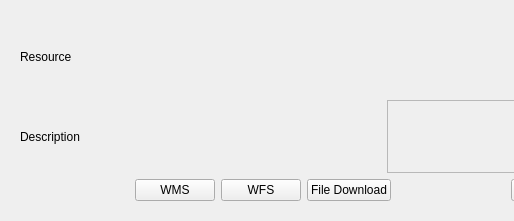
Qt form src/qgis_geonode/ui/search_result_widget.ui (GeoNode/QGISGeoNodePlugin) before a commit; both pictures show x 0 to 514 and y 0 to 221 of the 768 by 221 pixel window.
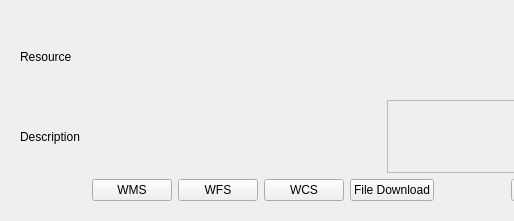
The same form after that commit.

Commit message: updated service urls builiding functions to be standalone functions

```diff
--- a/src/qgis_geonode/ui/search_result_widget.ui
+++ b/src/qgis_geonode/ui/search_result_widget.ui
@@ -80,6 +80,16 @@
           </property>
          </widget>
         </item>
+        <item>
+         <widget class="QPushButton" name="wcs_btn">
+          <property name="toolTip">
+           <string>&lt;html&gt;&lt;head/&gt;&lt;body&gt;&lt;p&gt;Click to load resource as a WMS layer&lt;/p&gt;&lt;/body&gt;&lt;/html&gt;</string>
+          </property>
+          <property name="text">
+           <string>WCS</string>
+          </property>
+         </widget>
+        </item>
         <item>
          <widget class="QPushButton" name="download_btn">
           <property name="toolTip">
```
Left out of the diff: 2 changed lines with no effect on the pictures. The commit also changes 2 other files.
